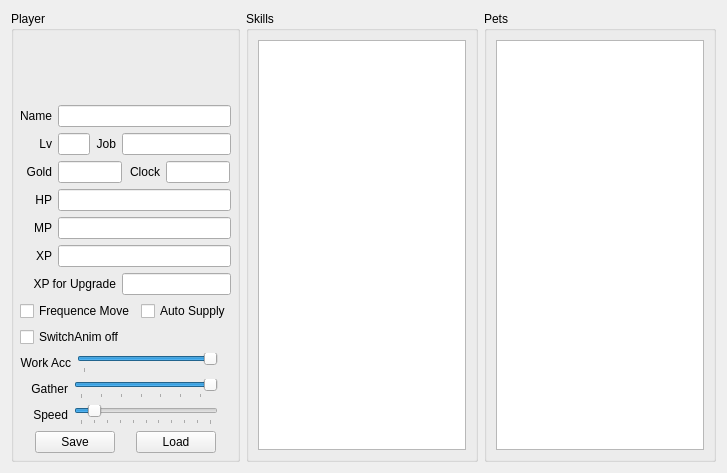
Qt form CGAssistant/playerform.ui (hzqst/CGAssistant) before a commit.
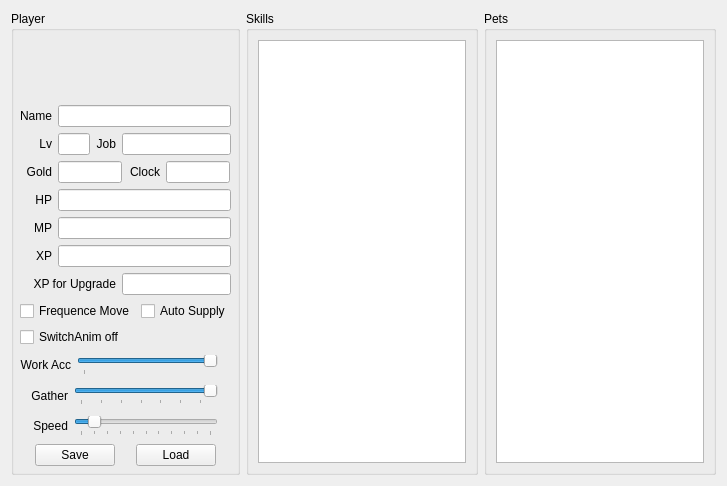
The same form after that commit.

What changed in the file:
```diff
--- a/CGAssistant/playerform.ui
+++ b/CGAssistant/playerform.ui
@@ -7,7 +7,7 @@
     <x>0</x>
     <y>0</y>
     <width>727</width>
-    <height>464</height>
+    <height>486</height>
    </rect>
   </property>
   <property name="windowTitle">
```
Left out of the diff: 4 changed lines with no effect on the pictures. Lines whose indentation alone changed are shown as unchanged.
